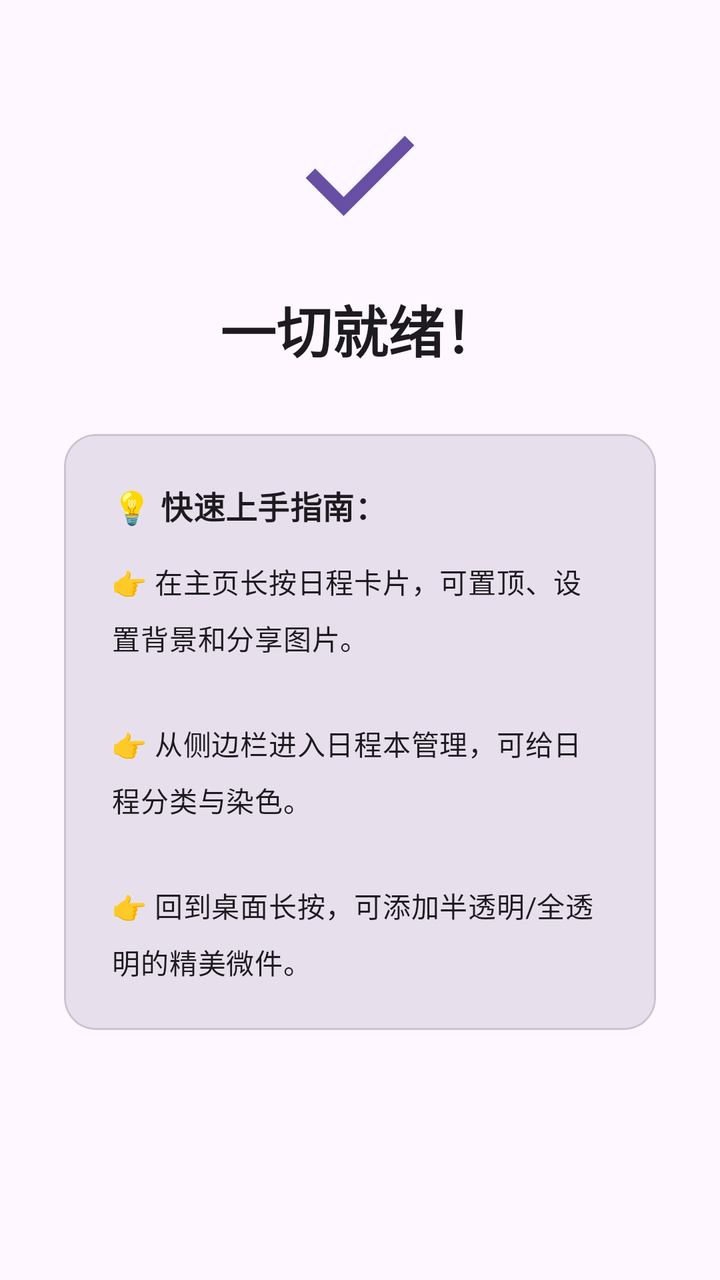
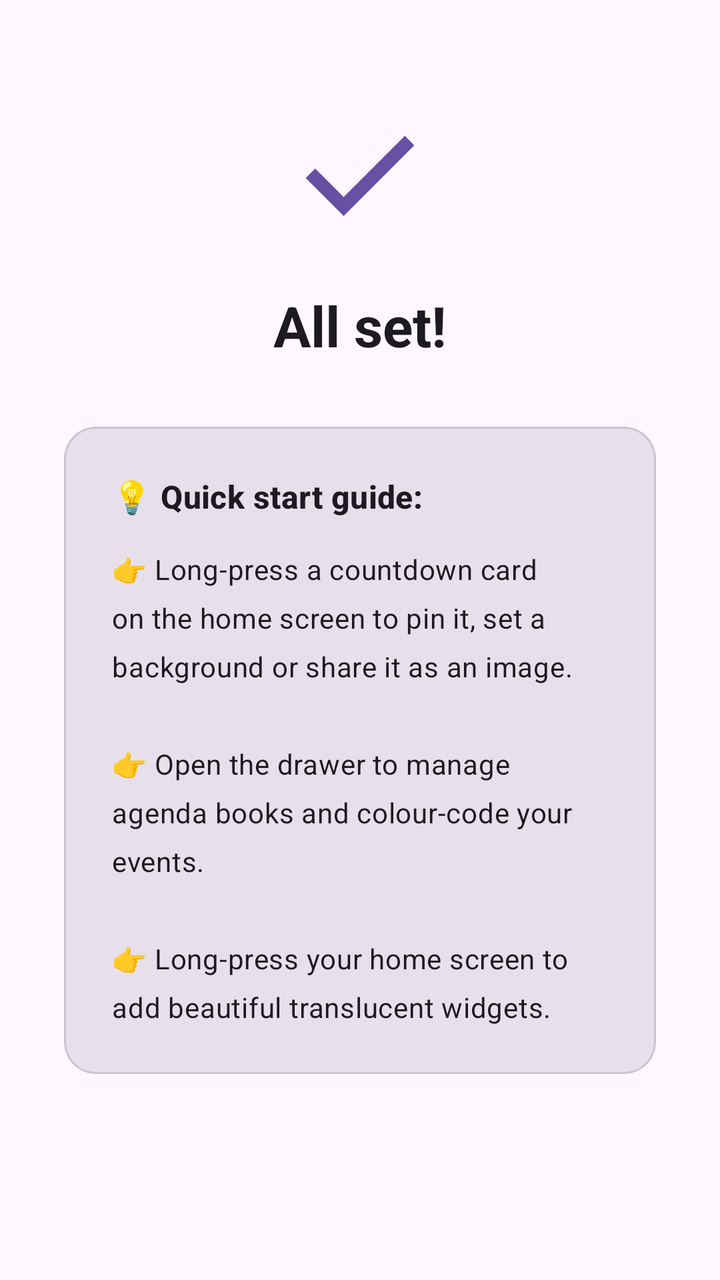

Screens rendered from an Android XML layout before and after an edit, with the pre-edit source and the edit as a unified diff.
<!-- AndroidManifest.xml: application theme Theme.ZakoCountdown -->
<!-- res/layout/fragment_oobe_tutorial.xml -->
<?xml version="1.0" encoding="utf-8"?>
<ScrollView xmlns:android="http://schemas.android.com/apk/res/android"
    xmlns:app="http://schemas.android.com/apk/res-auto"
    android:layout_width="match_parent"
    android:layout_height="match_parent"
    android:fillViewport="true">

    <LinearLayout
        android:layout_width="match_parent"
        android:layout_height="wrap_content"
        android:gravity="center_horizontal"
        android:orientation="vertical"
        android:padding="32dp">

        <ImageView
            android:layout_width="80dp"
            android:layout_height="80dp"
            android:layout_marginTop="16dp"
            app:srcCompat="@drawable/ic_check"
            app:tint="?attr/colorPrimary" />

        <TextView
            android:layout_width="wrap_content"
            android:layout_height="wrap_content"
            android:layout_marginTop="16dp"
            android:text="一切就绪！"
            android:textAppearance="?attr/textAppearanceHeadlineMedium"
            android:textStyle="bold" />

        <com.google.android.material.card.MaterialCardView
            android:layout_width="match_parent"
            android:layout_height="wrap_content"
            android:layout_marginTop="32dp"
            app:cardBackgroundColor="?attr/colorSurfaceVariant"
            app:cardCornerRadius="16dp"
            app:cardElevation="0dp">

            <LinearLayout
                android:layout_width="match_parent"
                android:layout_height="wrap_content"
                android:orientation="vertical"
                android:padding="24dp">

                <TextView
                    android:layout_width="match_parent"
                    android:layout_height="wrap_content"
                    android:layout_marginBottom="16dp"
                    android:text="💡 快速上手指南："
                    android:textAppearance="?attr/textAppearanceTitleMedium"
                    android:textStyle="bold" />

                <TextView
                    android:layout_width="match_parent"
                    android:layout_height="wrap_content"
                    android:lineSpacingExtra="8dp"
                    android:text="👉 在主页长按日程卡片，可置顶、设置背景和分享图片。\n\n👉 从侧边栏进入日程本管理，可给日程分类与染色。\n\n👉 回到桌面长按，可添加半透明/全透明的精美微件。"
                    android:textAppearance="?attr/textAppearanceBodyMedium" />
            </LinearLayout>
        </com.google.android.material.card.MaterialCardView>
    </LinearLayout>
</ScrollView>
<!-- resources referenced by this layout -->
<resources>
  <!-- drawable ic_check (drawable) -->
  <vector xmlns:android="http://schemas.android.com/apk/res/android" android:height="24dp" android:tint="?attr/colorOnSurface" android:viewportHeight="960" android:viewportWidth="960" android:width="24dp">
        
      <path android:fillColor="@android:color/white" android:pathData="M382,720L154,492L211,435L382,606L749,239L806,296L382,720Z"/>
      
  </vector>
  <style name="Theme.ZakoCountdown" parent="Theme_ZakoCountdown_M3" />
  <style name="Theme_ZakoCountdown_M3" parent="Theme_ZakoCountdown_Base_M3" />
  <style name="Theme_ZakoCountdown_Base_M3" parent="Theme.Material3.DayNight.NoActionBar">
          <item name="toolbarStyle">@style/Widget.Material3.Toolbar.Surface</item>
          <item name="preferenceTheme">@style/PreferenceThemeOverlay</item>
      </style>
</resources>

<!-- the commit's change to res/layout/fragment_oobe_tutorial.xml (unified diff, before → after) -->
@@ -23,7 +23,7 @@
             android:layout_width="wrap_content"
             android:layout_height="wrap_content"
             android:layout_marginTop="16dp"
-            android:text="一切就绪！"
+            android:text="@string/oobe_tutorial_title"
             android:textAppearance="?attr/textAppearanceHeadlineMedium"
             android:textStyle="bold" />
 
@@ -45,7 +45,7 @@
                     android:layout_width="match_parent"
                     android:layout_height="wrap_content"
                     android:layout_marginBottom="16dp"
-                    android:text="💡 快速上手指南："
+                    android:text="@string/oobe_tutorial_guide_title"
                     android:textAppearance="?attr/textAppearanceTitleMedium"
                     android:textStyle="bold" />
 
@@ -53,7 +53,7 @@
                     android:layout_width="match_parent"
                     android:layout_height="wrap_content"
                     android:lineSpacingExtra="8dp"
-                    android:text="👉 在主页长按日程卡片，可置顶、设置背景和分享图片。\n\n👉 从侧边栏进入日程本管理，可给日程分类与染色。\n\n👉 回到桌面长按，可添加半透明/全透明的精美微件。"
+                    android:text="@string/oobe_tutorial_body"
                     android:textAppearance="?attr/textAppearanceBodyMedium" />
             </LinearLayout>
         </com.google.android.material.card.MaterialCardView>
<!-- resource entries referenced after the edit -->
@@ -6,6 +6,9 @@
       <path android:fillColor="@android:color/white" android:pathData="M382,720L154,492L211,435L382,606L749,239L806,296L382,720Z"/>
       
   </vector>
+  <string name="oobe_tutorial_body">👉 Long-press a countdown card on the home screen to pin it, set a background or share it as an image.\n\n👉 Open the drawer to manage agenda books and colour-code your events.\n\n👉 Long-press your home screen to add beautiful translucent widgets.</string>
+  <string name="oobe_tutorial_guide_title">💡 Quick start guide:</string>
+  <string name="oobe_tutorial_title">All set!</string>
   <style name="Theme.ZakoCountdown" parent="Theme_ZakoCountdown_M3" />
   <style name="Theme_ZakoCountdown_M3" parent="Theme_ZakoCountdown_Base_M3" />
   <style name="Theme_ZakoCountdown_Base_M3" parent="Theme.Material3.DayNight.NoActionBar">
